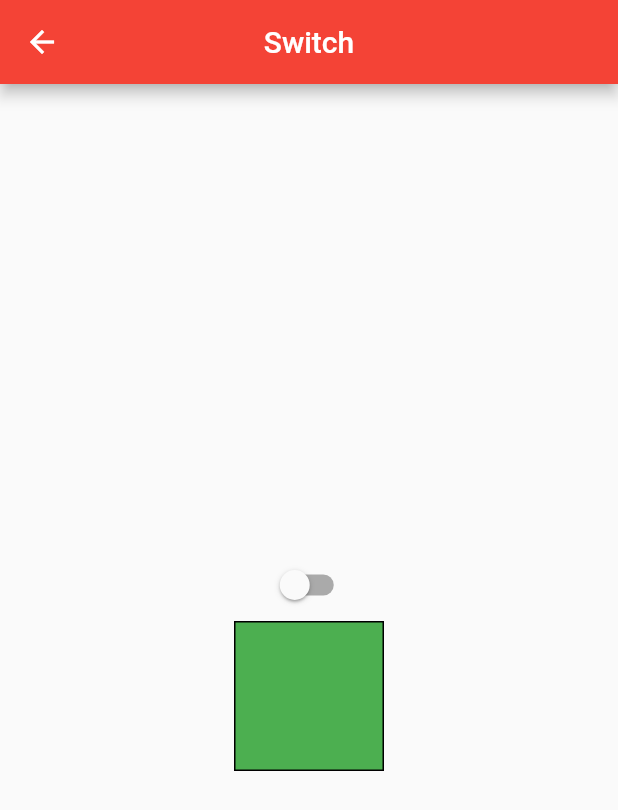
After one commit to chusamasadiq/Provider, a Flutter app: the screen it shows after launch, after a tap on "Go to Theme Switch Page", on a phone screen of 412 x 824 dp. The commit adds this screen. Shown: the top 810 px of the screen. Run offline on Flutter 3.47's test engine with Material 2 defaults, Android fonts, the phone set to English and light mode, and no system bars.

Commit message:
Switch Screen

```diff
--- a/lib/main.dart
+++ b/lib/main.dart
@@ -3,6 +3,7 @@ import 'package:provider/provider.dart';
 import 'package:state_management/provider/count_provider.dart';
 import 'package:state_management/provider/favourite_provider.dart';
 import 'package:state_management/provider/slider_provider.dart';
+import 'package:state_management/provider/switch_provider.dart';
 import 'package:state_management/provider/themechange_provider.dart';
 import 'view/home_screen.dart';
 
@@ -21,6 +22,7 @@ class StateManagement extends StatelessWidget {
         ChangeNotifierProvider<SliderProvider>(create: (_) => SliderProvider()),
         ChangeNotifierProvider<FavouriteProvider>(create: (_) => FavouriteProvider()),
         ChangeNotifierProvider<ThemeChangerProvider>(create: (_) => ThemeChangerProvider()),
+        ChangeNotifierProvider<SwitchProvider>(create: (_) => SwitchProvider()),
       ],
       child: Builder(
         builder: (BuildContext context){
--- /dev/null
+++ b/lib/provider/switch_provider.dart
@@ -0,0 +1,12 @@
+import 'package:flutter/material.dart';
+
+class SwitchProvider with ChangeNotifier {
+  bool _isSwitched = false;
+
+  bool get isSwitched => _isSwitched;
+
+  toggleSwitch(bool value) {
+    _isSwitched = value;
+    notifyListeners();
+  }
+}
--- a/lib/view/home_screen.dart
+++ b/lib/view/home_screen.dart
@@ -3,6 +3,7 @@ import 'package:provider/provider.dart';
 import 'package:state_management/view/favourite_screen.dart';
 import 'package:state_management/view/slider.dart';
 import 'package:state_management/view/statless_screen.dart';
+import 'package:state_management/view/switch_screen.dart';
 import 'package:state_management/view/theme_screen.dart';
 
 import '../provider/count_provider.dart';
@@ -86,7 +87,20 @@ class _HomeScreenState extends State<HomeScreen> {
               );
             },
             child: const Text('Go to Stateless Screen'),
-          )
+          ),
+
+          TextButton(
+            onPressed: () {
+              Navigator.push(
+                context,
+                MaterialPageRoute(
+                  builder: (context) => const SwitchScreen(),
+                ),
+              );
+            },
+            child: const Text('Go to Theme Switch Page'),
+          ),
+
         ],
       ),
       floatingActionButton: Consumer<CountProvider>(
--- /dev/null
+++ b/lib/view/switch_screen.dart
@@ -0,0 +1,53 @@
+import 'package:flutter/material.dart';
+import 'package:provider/provider.dart';
+import '../provider/switch_provider.dart';
+
+class SwitchScreen extends StatefulWidget {
+  const SwitchScreen({Key? key}) : super(key: key);
+
+  @override
+  State<SwitchScreen> createState() => _SwitchScreenState();
+}
+
+class _SwitchScreenState extends State<SwitchScreen> {
+  bool switchState = false;
+
+  @override
+  Widget build(BuildContext context) {
+    return Scaffold(
+      appBar: AppBar(
+        title: const Text('Switch'),
+        centerTitle: true,
+      ),
+      body: Center(
+        child: Column(
+          mainAxisAlignment: MainAxisAlignment.center,
+          children: [
+            Consumer<SwitchProvider>(
+              builder: (context, value, child) {
+                return Switch(
+                  value: value.isSwitched,
+                  onChanged: (val) {
+                    setState(() {
+                      switchState = val;
+                    });
+                    value.toggleSwitch(val);
+                  },
+                  activeColor: Colors.green,
+                );
+              },
+            ),
+            Container(
+              height: 100,
+              width: 100,
+              decoration: BoxDecoration(
+                color: switchState ? Colors.amber : Colors.green,
+                border: Border.all(),
+              ),
+            ),
+          ],
+        ),
+      ),
+    );
+  }
+}
```
